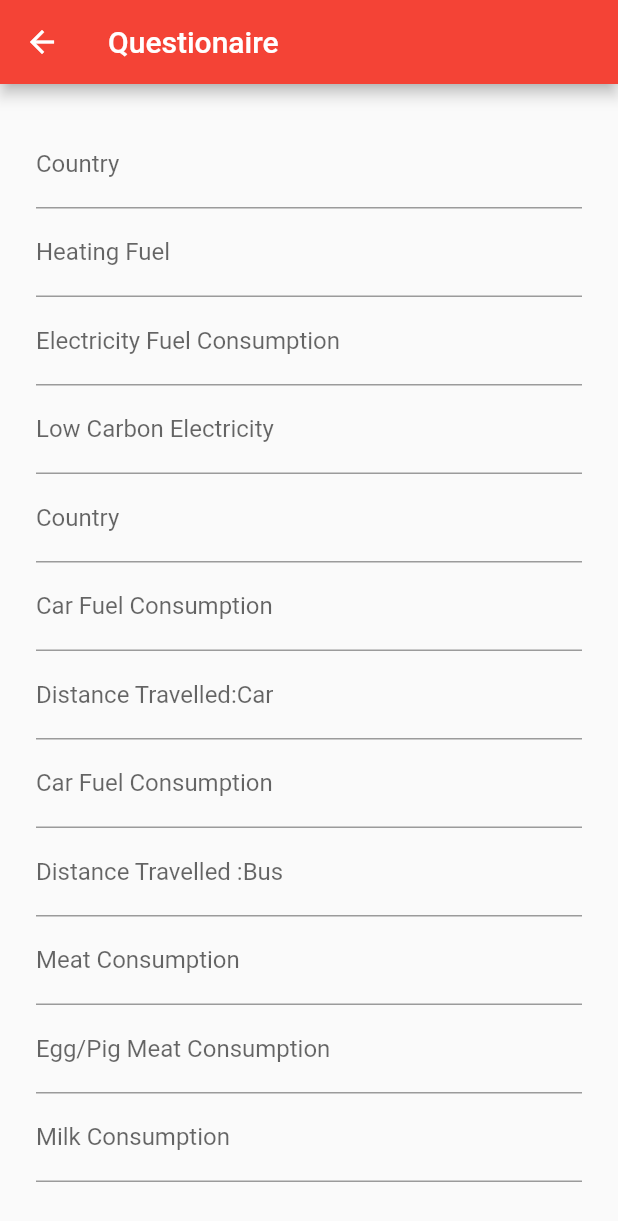
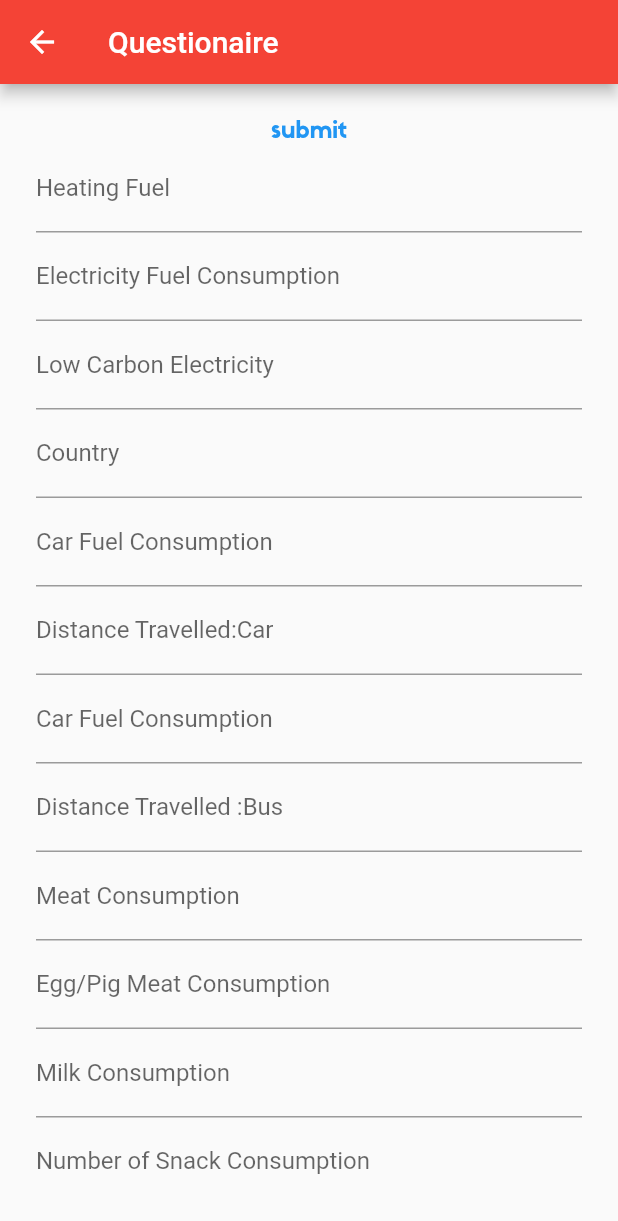
Before and after one commit to gurnameh-99/CarbonDEX, a Flutter app: the FormScreen1 screen opened by its route, on a phone screen of 412 x 824 dp. Shown: the top 1221 px of the screen. Run offline on Flutter 3.47's test engine with Material 2 defaults, Android fonts, the phone set to English and light mode, and no system bars; our stand-ins replace geolocator, google_maps_flutter.

Commit message:
Simple Form co2 emission calculations

```diff
--- a/carbon_dex/lib/screens/simpleform.dart
+++ b/carbon_dex/lib/screens/simpleform.dart
@@ -39,6 +39,13 @@ class FormScreen1 extends StatelessWidget {
   // int _moneyinbank;
   // int _waterconsumption;
   // int _internetdataused;
+  int elecem;
+  int natem;
+  int fuelem;
+  int gasem;
+  int carm;
+  int busem;
+  int airem;
 
   final GlobalKey<FormState> _formKey = GlobalKey<FormState>();
 
@@ -292,7 +299,15 @@ class FormScreen1 extends StatelessWidget {
               child: Column(
                 mainAxisAlignment: MainAxisAlignment.center,
                 children: <Widget>[
-                  _buildcountry(),
+                  Container(
+                    child: Text(
+                      'submit',
+                      style: TextStyle(
+                          color: Colors.blue,
+                          fontSize: 16,
+                          fontFamily: 'Sifonn'),
+                    ),
+                  ),
                   _buildheatingfuel(),
                   _buildelectricityfuel(),
                   _buildpercentlowcarbonelectricity(),
```
